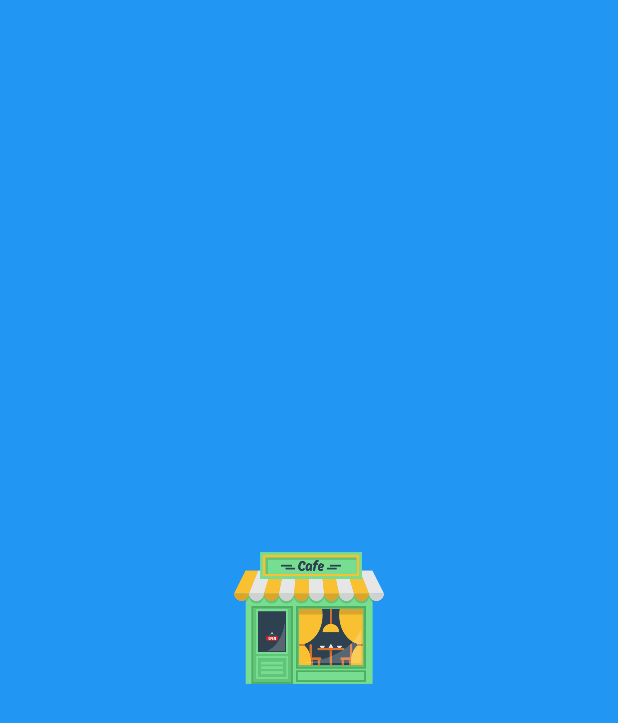
After one commit to JoelPigem/ProjecteCafeteriaJoelPigem, an Android app: the SplashActivity screen opened directly, with no data from a screen before it, on a phone screen of 412 x 824 dp. The commit adds this screen. Shown: the top 723 px of the screen. Run offline under Robolectric (Android 15) with nearby library versions, the phone set to English and light mode, and no system bars.

Commit message:
SplashScreen

```diff
--- a/app/src/main/AndroidManifest.xml
+++ b/app/src/main/AndroidManifest.xml
@@ -13,6 +13,15 @@
         android:theme="@style/Theme.ProjecteCafeteria"
         tools:targetApi="31">
         <activity
+            android:name=".SplashActivity"
+            android:theme="@style/SplashTheme"
+            android:exported="true">
+            <intent-filter>
+                <action android:name="android.intent.action.MAIN" />
+                <category android:name="android.intent.category.LAUNCHER" />
+            </intent-filter>
+        </activity>
+        <activity
             android:name=".Home.HomeActivity"
             android:exported="false" />
         <activity
@@ -20,13 +29,7 @@
             android:exported="false" />
         <activity
             android:name=".Login.MainActivity"
-            android:exported="true">
-            <intent-filter>
-                <action android:name="android.intent.action.MAIN" />
-
-                <category android:name="android.intent.category.LAUNCHER" />
-            </intent-filter>
-        </activity>
+            android:exported="false"/>
     </application>
 
 </manifest>
--- /dev/null
+++ b/app/src/main/java/com/joelpigem/projectecafeteria/SplashActivity.kt
@@ -0,0 +1,16 @@
+package com.joelpigem.projectecafeteria
+
+import android.content.Intent
+import android.os.Bundle
+import androidx.activity.enableEdgeToEdge
+import androidx.appcompat.app.AppCompatActivity
+import androidx.core.view.ViewCompat
+import androidx.core.view.WindowInsetsCompat
+import com.joelpigem.projectecafeteria.Login.MainActivity
+
+class SplashActivity : AppCompatActivity() {
+    override fun onCreate(savedInstanceState: Bundle?) {
+        super.onCreate(savedInstanceState)
+        startActivity(Intent(this, MainActivity::class.java))
+    }
+}
--- /dev/null
+++ b/app/src/main/res/drawable/splash_background.xml
@@ -0,0 +1,14 @@
+<?xml version="1.0" encoding="utf-8"?>
+<layer-list xmlns:android="http://schemas.android.com/apk/res/android"
+    android:opacity="opaque">
+    <item android:drawable="@color/blue"/>
+
+    <item
+        android:gravity="center"
+        android:width="100dp"
+        android:height="100dp">
+
+        <bitmap
+            android:src="@drawable/cafeteria" />
+    </item>
+</layer-list>
--- a/app/src/main/res/values/colors.xml
+++ b/app/src/main/res/values/colors.xml
@@ -2,6 +2,8 @@
 <resources>
     <color name="black">#FF000000</color>
     <color name="white">#FFFFFFFF</color>
+    <color name="blue">#2196F3</color>
+
 
     <color name="bottom_nav_background">#B3D4ED</color>
     <color name="bottom_nav_item">#8B8282</color>
--- a/app/src/main/res/values/themes.xml
+++ b/app/src/main/res/values/themes.xml
@@ -6,4 +6,9 @@
     </style>
 
     <style name="Theme.ProjecteCafeteria" parent="Base.Theme.ProjecteCafeteria" />
+
+    <style name="SplashTheme" parent="Theme.AppCompat.Light.NoActionBar">
+        <item name="android:windowBackground">@drawable/splash_background</item>
+    </style>
+
 </resources>
```
Also changed, not shown: app/src/main/res/drawable/cafeteria.png (added).
